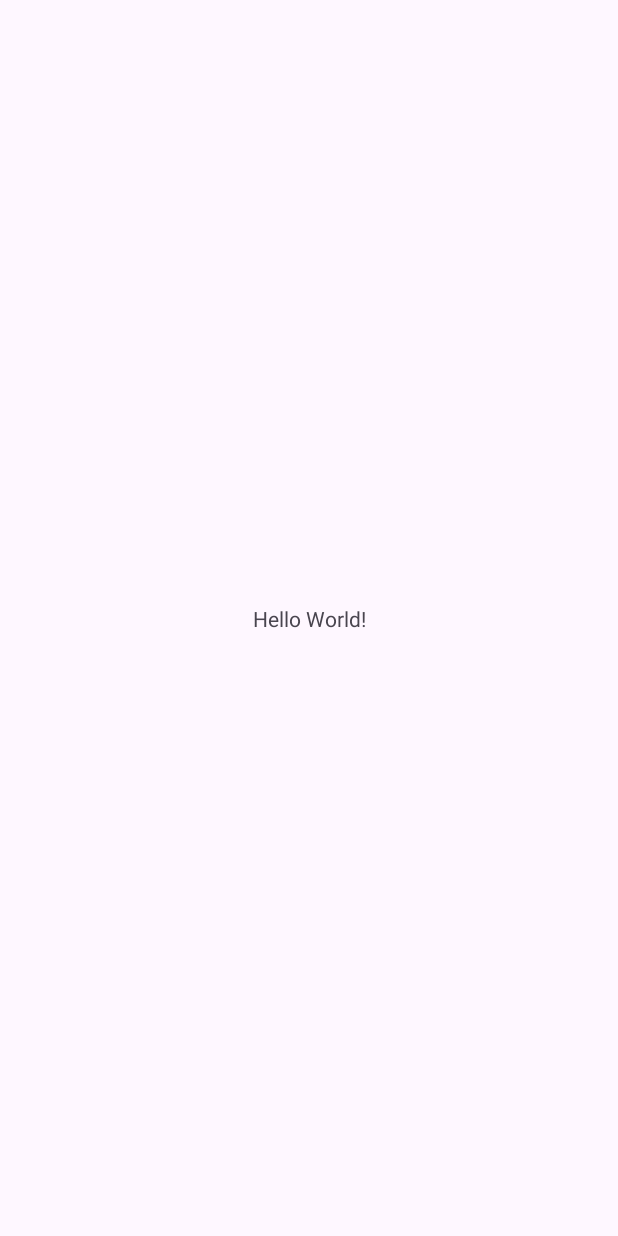
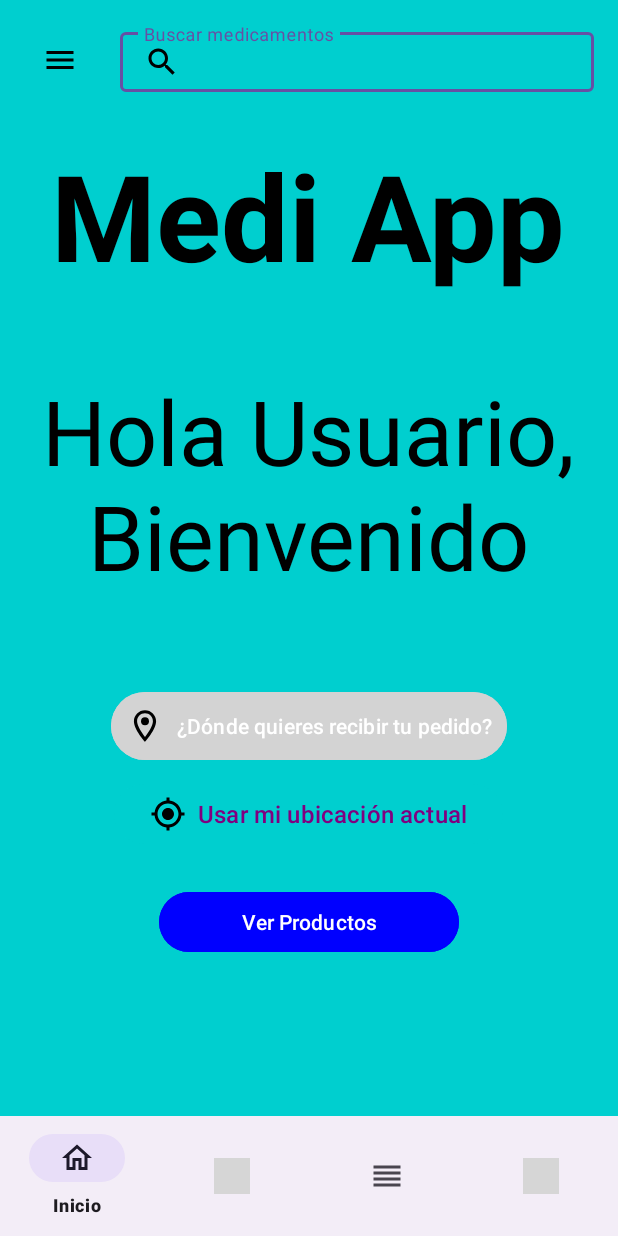
Before and after one commit to GabrielMaQui/Proyecto_App_Medica, an Android app: the screen it shows after launch (MainActivity), on a phone screen of 412 x 824 dp. Before the commit the screen is almost empty. Run offline under Robolectric (Android 15) with nearby library versions, the phone set to English and light mode, and no system bars; grey boxes are pictures that could not be loaded.

Commit message:
Agregar la pantalla principal

```diff
--- a/app/build.gradle.kts
+++ b/app/build.gradle.kts
@@ -43,6 +43,7 @@ dependencies {
     implementation(libs.androidx.activity)
     implementation(libs.androidx.constraintlayout)
     testImplementation(libs.junit)
+    implementation("com.google.android.material:material:1.9.0")
     androidTestImplementation(libs.androidx.junit)
     androidTestImplementation(libs.androidx.espresso.core)
 }
--- /dev/null
+++ b/app/src/main/res/drawable/ic_home.xml
@@ -0,0 +1,9 @@
+<vector xmlns:android="http://schemas.android.com/apk/res/android"
+    android:width="24dp"
+    android:height="24dp"
+    android:viewportWidth="24"
+    android:viewportHeight="24">
+  <path
+      android:pathData="M12,5.69l5,4.5V18h-2v-6H9v6H7v-7.81l5,-4.5M12,3L2,12h3v8h6v-6h2v6h6v-8h3L12,3z"
+      android:fillColor="#000000"/>
+</vector>
--- /dev/null
+++ b/app/src/main/res/drawable/ic_location.xml
@@ -0,0 +1,12 @@
+<vector xmlns:android="http://schemas.android.com/apk/res/android"
+    android:width="25dp"
+    android:height="25dp"
+    android:viewportWidth="24"
+    android:viewportHeight="24">
+  <path
+      android:pathData="M12,2C8.13,2 5,5.13 5,9c0,5.25 7,13 7,13s7,-7.75 7,-13c0,-3.87 -3.13,-7 -7,-7zM7,9c0,-2.76 2.24,-5 5,-5s5,2.24 5,5c0,2.88 -2.88,7.19 -5,9.88C9.92,16.21 7,11.85 7,9z"
+      android:fillColor="#000000"/>
+  <path
+      android:pathData="M12,9m-2.5,0a2.5,2.5 0,1 1,5 0a2.5,2.5 0,1 1,-5 0"
+      android:fillColor="#000000"/>
+</vector>
--- /dev/null
+++ b/app/src/main/res/drawable/ic_location_p.xml
@@ -0,0 +1,9 @@
+<vector xmlns:android="http://schemas.android.com/apk/res/android"
+    android:width="24dp"
+    android:height="24dp"
+    android:viewportWidth="24"
+    android:viewportHeight="24">
+  <path
+      android:pathData="M12,8c-2.21,0 -4,1.79 -4,4s1.79,4 4,4 4,-1.79 4,-4 -1.79,-4 -4,-4zM20.94,11c-0.46,-4.17 -3.77,-7.48 -7.94,-7.94L13,1h-2v2.06C6.83,3.52 3.52,6.83 3.06,11L1,11v2h2.06c0.46,4.17 3.77,7.48 7.94,7.94L11,23h2v-2.06c4.17,-0.46 7.48,-3.77 7.94,-7.94L23,13v-2h-2.06zM12,19c-3.87,0 -7,-3.13 -7,-7s3.13,-7 7,-7 7,3.13 7,7 -3.13,7 -7,7z"
+      android:fillColor="#000000"/>
+</vector>
--- /dev/null
+++ b/app/src/main/res/drawable/ic_menu.xml
@@ -0,0 +1,9 @@
+<vector xmlns:android="http://schemas.android.com/apk/res/android"
+    android:width="24dp"
+    android:height="24dp"
+    android:viewportWidth="24"
+    android:viewportHeight="24">
+  <path
+      android:pathData="M3,18h18v-2L3,16v2zM3,13h18v-2L3,11v2zM3,6v2h18L21,6L3,6z"
+      android:fillColor="#000000"/>
+</vector>
--- /dev/null
+++ b/app/src/main/res/drawable/ic_orders.xml
@@ -0,0 +1,9 @@
+<vector xmlns:android="http://schemas.android.com/apk/res/android"
+    android:width="24dp"
+    android:height="24dp"
+    android:viewportWidth="24"
+    android:viewportHeight="24">
+  <path
+      android:pathData="M3,15h18v-2L3,13v2zM3,19h18v-2L3,17v2zM3,11h18L21,9L3,9v2zM3,5v2h18L21,5L3,5z"
+      android:fillColor="#000000"/>
+</vector>
--- /dev/null
+++ b/app/src/main/res/drawable/ic_search.xml
@@ -0,0 +1,9 @@
+<vector xmlns:android="http://schemas.android.com/apk/res/android"
+    android:width="24dp"
+    android:height="24dp"
+    android:viewportWidth="24"
+    android:viewportHeight="24">
+  <path
+      android:pathData="M15.5,14h-0.79l-0.28,-0.27C15.41,12.59 16,11.11 16,9.5 16,5.91 13.09,3 9.5,3S3,5.91 3,9.5 5.91,16 9.5,16c1.61,0 3.09,-0.59 4.23,-1.57l0.27,0.28v0.79l5,4.99L20.49,19l-4.99,-5zM9.5,14C7.01,14 5,11.99 5,9.5S7.01,5 9.5,5 14,7.01 14,9.5 11.99,14 9.5,14z"
+      android:fillColor="#000000"/>
+</vector>
--- /dev/null
+++ b/app/src/main/res/drawable/location_button_background.xml
@@ -0,0 +1,4 @@
+<shape xmlns:android="http://schemas.android.com/apk/res/android">
+    <solid android:color="#D3D3D3" /> <!-- Color gris -->
+    <corners android:radius="4dp" /> <!-- Opcional: para bordes redondeados -->
+</shape>
--- /dev/null
+++ b/app/src/main/res/drawable/search_edit_text_background.xml
@@ -0,0 +1,5 @@
+<shape xmlns:android="http://schemas.android.com/apk/res/android">
+    <solid android:color="#FFFFFF"/>
+    <corners android:radius="8dp"/>
+    <stroke android:width="1dp" android:color="#CCCCCC"/>
+</shape>
--- a/app/src/main/res/layout/activity_main.xml
+++ b/app/src/main/res/layout/activity_main.xml
@@ -1,19 +1,115 @@
-<?xml version="1.0" encoding="utf-8"?>
-<androidx.constraintlayout.widget.ConstraintLayout xmlns:android="http://schemas.android.com/apk/res/android"
+<RelativeLayout xmlns:android="http://schemas.android.com/apk/res/android"
     xmlns:app="http://schemas.android.com/apk/res-auto"
     xmlns:tools="http://schemas.android.com/tools"
+    android:layout_width="match_parent"
     android:id="@+id/main"
-    android:layout_width="match_parent"
     android:layout_height="match_parent"
+    android:background="#00CFCF"
     tools:context=".MainActivity">
 
+    <LinearLayout
+        android:id="@+id/parte_superior"
+        android:layout_width="match_parent"
+        android:layout_height="wrap_content"
+        android:orientation="horizontal"
+        android:layout_marginTop="16dp"
+        android:layout_marginStart="16dp"
+        android:layout_marginEnd="16dp"
+        app:layout_constraintTop_toTopOf="parent"
+        app:layout_constraintStart_toStartOf="parent"
+        app:layout_constraintEnd_toEndOf="parent">
+
+        <ImageButton
+            android:id="@+id/menuButton"
+            android:layout_width="48dp"
+            android:layout_height="48dp"
+            android:background="?attr/selectableItemBackgroundBorderless"
+            android:src="@drawable/ic_menu"
+            android:contentDescription="@string/menu"
+            android:layout_marginEnd="16dp"/>
+
+        <com.google.android.material.textfield.TextInputLayout
+            android:id="@+id/searchTextInputLayout"
+            android:layout_width="0dp"
+            android:layout_height="wrap_content"
+            android:layout_weight="1">
+
+            <com.google.android.material.textfield.TextInputEditText
+                android:id="@+id/searchEditText"
+                android:layout_width="match_parent"
+                android:layout_height="wrap_content"
+                android:drawableStart="@drawable/ic_search"
+                android:drawablePadding="8dp"
+                android:hint="@string/Buscador_name"
+                android:padding="8dp" />
+        </com.google.android.material.textfield.TextInputLayout>
+    </LinearLayout>
+
     <TextView
+        android:id="@+id/appTitle"
         android:layout_width="wrap_content"
         android:layout_height="wrap_content"
-        android:text="Hello World!"
-        app:layout_constraintBottom_toBottomOf="parent"
-        app:layout_constraintEnd_toEndOf="parent"
-        app:layout_constraintStart_toStartOf="parent"
-        app:layout_constraintTop_toTopOf="parent" />
+        android:text="Medi App"
+        android:textSize="80sp"
+        android:textColor="#000"
+        android:textStyle="bold"
+        android:layout_centerHorizontal="true"
+        app:layout_constraintTop_toBottomOf="@+id/parte_superior"
+        android:layout_marginTop="90dp" />
 
-</androidx.constraintlayout.widget.ConstraintLayout>
+    <TextView
+        android:id="@+id/welcomeText"
+        android:layout_width="wrap_content"
+        android:layout_height="wrap_content"
+        android:text="Hola Usuario,\nBienvenido"
+        android:textSize="60sp"
+        android:textColor="#000"
+        android:textAlignment="center"
+        android:layout_centerHorizontal="true"
+        android:layout_below="@id/appTitle"
+        android:layout_marginTop="50dp" />
+
+    <com.google.android.material.button.MaterialButton
+        android:id="@+id/locationButton"
+        android:layout_width="wrap_content"
+        android:layout_height="wrap_content"
+        android:text="@string/pregunta_pedido"
+        android:drawableLeft="@drawable/ic_location"
+        android:backgroundTint="#D3D3D3"
+        android:padding="10dp"
+        android:layout_centerHorizontal="true"
+        android:layout_below="@id/welcomeText"
+        android:layout_marginTop="60dp" />
+
+    <com.google.android.material.button.MaterialButton
+        android:id="@+id/useCurrentLocation"
+        android:layout_width="wrap_content"
+        android:layout_height="wrap_content"
+        android:text="Usar mi ubicación actual"
+        android:drawableLeft="@drawable/ic_location_p"
+        android:backgroundTint="#00CFCF"
+        android:textColor="#800080"
+        android:textSize="16sp"
+        android:layout_centerHorizontal="true"
+        android:layout_below="@id/locationButton"
+        android:layout_marginTop="8dp" />
+
+    <com.google.android.material.button.MaterialButton
+        android:id="@+id/viewProductsButton"
+        android:layout_width="200dp"
+        android:layout_height="wrap_content"
+        android:text="Ver Productos"
+        android:backgroundTint="#0000FF"
+        android:textColor="#FFF"
+        android:layout_centerHorizontal="true"
+        android:layout_below="@id/useCurrentLocation"
+        android:layout_marginTop="24dp" />
+
+    <com.google.android.material.bottomnavigation.BottomNavigationView
+        android:id="@+id/bottomNavigation"
+        android:layout_width="match_parent"
+        android:layout_height="wrap_content"
+        android:layout_alignParentBottom="true"
+        app:menu="@menu/bottom_nav_menu" />
+
+</RelativeLayout>
--- /dev/null
+++ b/app/src/main/res/menu/bottom_nav_menu.xml
@@ -0,0 +1,19 @@
+<!-- res/menu/bottom_nav_menu.xml -->
+<menu xmlns:android="http://schemas.android.com/apk/res/android">
+    <item
+        android:id="@+id/home"
+        android:icon="@drawable/ic_home"
+        android:title="@string/inicio" />
+    <item
+        android:id="@+id/favorites"
+        android:icon="@drawable/ic_favorites"
+        android:title="@string/favoritos" />
+    <item
+        android:id="@+id/orders"
+        android:icon="@drawable/ic_orders"
+        android:title="@string/mis_pedidos" />
+    <item
+        android:id="@+id/profile"
+        android:icon="@drawable/ic_profile"
+        android:title="@string/perfil" />
+</menu>
--- a/app/src/main/res/values/strings.xml
+++ b/app/src/main/res/values/strings.xml
@@ -1,3 +1,11 @@
 <resources>
     <string name="app_name">Proyecto_App_Medica</string>
+    <string name="d_nde_quieres_recibir_tu_pedido">¿Dónde quieres recibir tu pedido?</string>
+    <string name="menu">Menu</string>
+    <string name="Buscador_name">Buscar medicamentos</string>
+    <string name="inicio">Inicio</string>
+    <string name="favoritos">Favoritos</string>
+    <string name="mis_pedidos">Mis pedidos</string>
+    <string name="perfil">Perfil</string>
+    <string name="pregunta_pedido">¿Dónde quieres recibir tu pedido?</string>
 </resources>
```
Also changed, not shown: app/src/main/res/layout/menu_inicial.xml (added, +166 -0 lines).
